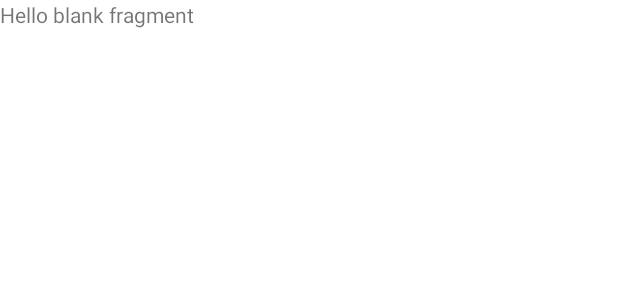
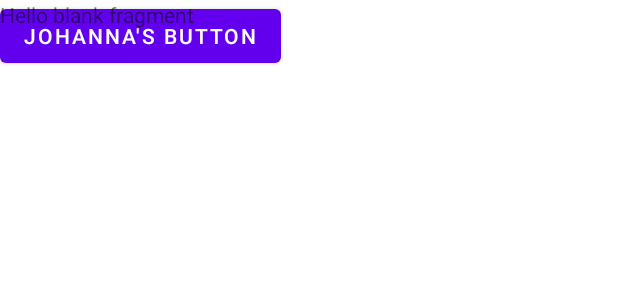
Before and after one commit to ETS-Android1/WHAT-TO-WEAR, an Android app: the layout fragment_trends.xml on its own in the app's theme, with its tools: preview values and no code run, on a phone screen of 412 x 824 dp. Shown: the top 300 px of the screen. Run offline under Robolectric (Android 15) with nearby library versions, the phone set to English and light mode, and no system bars.

Commit message:
johannas button test trends view
Signed-off-by: Johanna Lundkvist <lundquist.johanna@hotmail.com>

```diff
--- a/app/src/main/res/layout/fragment_trends.xml
+++ b/app/src/main/res/layout/fragment_trends.xml
@@ -6,6 +6,20 @@
     tools:context=".Trends">
 
     <!-- TODO: Update blank fragment layout -->
+
+    <androidx.constraintlayout.widget.ConstraintLayout
+        android:layout_width="match_parent"
+        android:layout_height="match_parent">
+
+        <Button
+            android:id="@+id/johannasButton"
+            android:layout_width="wrap_content"
+            android:layout_height="wrap_content"
+            android:text="Johanna's Button"
+            tools:layout_editor_absoluteX="112dp"
+            tools:layout_editor_absoluteY="252dp" />
+    </androidx.constraintlayout.widget.ConstraintLayout>
+
     <TextView
         android:layout_width="match_parent"
         android:layout_height="match_parent"
```
Also changed, not shown: app/src/main/java/com/tasdasdsaduiz/what_to_wear/Trends.java (+24 -0 lines).
